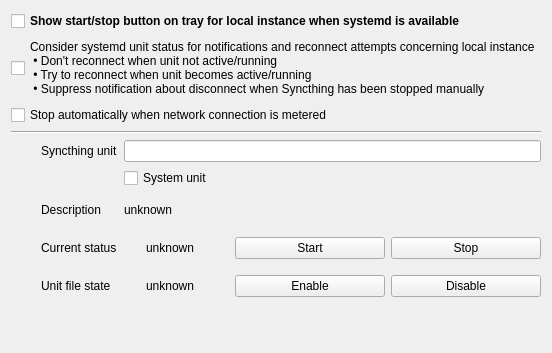
First picture: the form in syncthingwidgets/settings/systemdoptionpage.ui, repository Martchus/syncthingtray, before the edit.
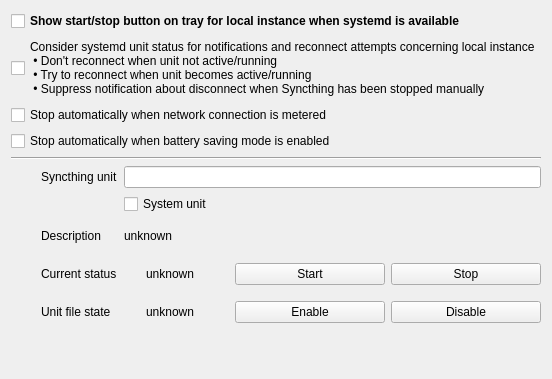
Second picture: the form after the edit. Icons and pictures are not drawn. Custom widgets are drawn as their Qt base class.

Commit message: Allow pausing/stopping on battery saving mode under Android

What changed in the file:
```diff
--- a/syncthingwidgets/settings/systemdoptionpage.ui
+++ b/syncthingwidgets/settings/systemdoptionpage.ui
@@ -39,6 +39,13 @@
      </property>
     </widget>
    </item>
+    <item>
+     <widget class="QCheckBox" name="stopOnBatterySavingCheckBox">
+      <property name="text">
+       <string>Stop automatically when battery saving mode is enabled</string>
+      </property>
+     </widget>
+    </item>
    <item>
     <widget class="Line" name="line">
      <property name="orientation">
```
Lines whose indentation alone changed are shown as unchanged. The commit also changes 19 other files.
